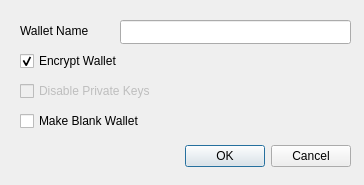
rust-bitcoin/rust-bitcoinconsensus, file src/qt/forms/createwalletdialog.ui: the form before one commit.
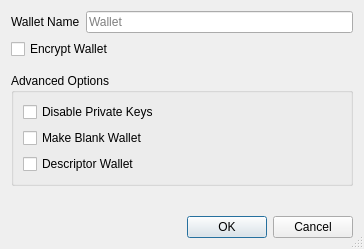
The form after the commit.

```diff
--- a/src/qt/forms/createwalletdialog.ui
+++ b/src/qt/forms/createwalletdialog.ui
@@ -7,60 +7,42 @@
     <x>0</x>
     <y>0</y>
     <width>364</width>
-    <height>185</height>
+    <height>249</height>
    </rect>
   </property>
   <property name="windowTitle">
    <string>Create Wallet</string>
   </property>
-  <widget class="QDialogButtonBox" name="buttonBox">
-   <property name="geometry">
-    <rect>
-     <x>10</x>
-     <y>140</y>
-     <width>341</width>
-     <height>32</height>
-    </rect>
-   </property>
-   <property name="orientation">
-    <enum>Qt::Horizontal</enum>
-   </property>
-   <property name="standardButtons">
-    <set>QDialogButtonBox::Cancel|QDialogButtonBox::Ok</set>
-   </property>
-  </widget>
-  <widget class="QLineEdit" name="wallet_name_line_edit">
-   <property name="geometry">
-    <rect>
-     <x>120</x>
-     <y>20</y>
-     <width>231</width>
-     <height>24</height>
-    </rect>
-   </property>
-  </widget>
-  <widget class="QLabel" name="label">
-   <property name="geometry">
-    <rect>
-     <x>20</x>
-     <y>20</y>
-     <width>101</width>
-     <height>21</height>
-    </rect>
-   </property>
+  <property name="sizeGripEnabled">
+   <bool>true</bool>
+  </property>
+  <layout class="QVBoxLayout" name="verticalLayout">
+   <item>
+    <layout class="QHBoxLayout" name="horizontalLayout">
+     <item>
+      <widget class="QLabel" name="wallet_name_label">
    <property name="text">
     <string>Wallet Name</string>
    </property>
   </widget>
+     </item>
+     <item>
+      <widget class="QLineEdit" name="wallet_name_line_edit">
+       <property name="minimumSize">
+        <size>
+         <width>262</width>
+         <height>0</height>
+        </size>
+       </property>
+       <property name="placeholderText">
+        <string>Wallet</string>
+       </property>
+      </widget>
+     </item>
+    </layout>
+   </item>
+   <item>
   <widget class="QCheckBox" name="encrypt_wallet_checkbox">
-   <property name="geometry">
-    <rect>
-     <x>20</x>
-     <y>50</y>
-     <width>171</width>
-     <height>22</height>
-    </rect>
-   </property>
    <property name="toolTip">
     <string>Encrypt the wallet. The wallet will be encrypted with a passphrase of your choice.</string>
    </property>
@@ -68,20 +50,36 @@
     <string>Encrypt Wallet</string>
    </property>
    <property name="checked">
-    <bool>true</bool>
-   </property>
-  </widget>
+      <bool>false</bool>
+     </property>
+    </widget>
+   </item>
+   <item>
+    <spacer name="verticalSpacer_1">
+     <property name="orientation">
+      <enum>Qt::Vertical</enum>
+     </property>
+     <property name="sizeType">
+      <enum>QSizePolicy::Fixed</enum>
+     </property>
+     <property name="sizeHint" stdset="0">
+      <size>
+       <width>20</width>
+       <height>8</height>
+      </size>
+     </property>
+    </spacer>
+   </item>
+   <item>
+    <widget class="QGroupBox" name="groupBox">
+     <property name="title">
+      <string>Advanced Options</string>
+     </property>
+     <layout class="QVBoxLayout" name="verticalLayout_groupbox">
+      <item>
   <widget class="QCheckBox" name="disable_privkeys_checkbox">
    <property name="enabled">
-    <bool>false</bool>
-   </property>
-   <property name="geometry">
-    <rect>
-     <x>20</x>
-     <y>80</y>
-     <width>171</width>
-     <height>22</height>
-    </rect>
+         <bool>true</bool>
    </property>
    <property name="toolTip">
     <string>Disable private keys for this wallet. Wallets with private keys disabled will have no private keys and cannot have an HD seed or imported private keys. This is ideal for watch-only wallets.</string>
@@ -90,15 +88,9 @@
     <string>Disable Private Keys</string>
    </property>
   </widget>
+      </item>
+      <item>
   <widget class="QCheckBox" name="blank_wallet_checkbox">
-   <property name="geometry">
-    <rect>
-     <x>20</x>
-     <y>110</y>
-     <width>171</width>
-     <height>22</height>
-    </rect>
-   </property>
    <property name="toolTip">
     <string>Make a blank wallet. Blank wallets do not initially have private keys or scripts. Private keys and addresses can be imported, or an HD seed can be set, at a later time.</string>
    </property>
@@ -106,6 +98,44 @@
     <string>Make Blank Wallet</string>
    </property>
   </widget>
+      </item>
+      <item>
+       <widget class="QCheckBox" name="descriptor_checkbox">
+        <property name="toolTip">
+         <string>Use descriptors for scriptPubKey management</string>
+        </property>
+        <property name="text">
+         <string>Descriptor Wallet</string>
+        </property>
+       </widget>
+      </item>
+     </layout>
+    </widget>
+   </item>
+   <item>
+    <spacer name="verticalSpacer_2">
+     <property name="orientation">
+      <enum>Qt::Vertical</enum>
+     </property>
+     <property name="sizeHint" stdset="0">
+      <size>
+       <width>20</width>
+       <height>0</height>
+      </size>
+     </property>
+    </spacer>
+   </item>
+   <item>
+    <widget class="QDialogButtonBox" name="buttonBox">
+     <property name="orientation">
+      <enum>Qt::Horizontal</enum>
+     </property>
+     <property name="standardButtons">
+      <set>QDialogButtonBox::Cancel|QDialogButtonBox::Ok</set>
+     </property>
+    </widget>
+   </item>
+  </layout>
  </widget>
  <tabstops>
   <tabstop>wallet_name_line_edit</tabstop>
```
Left out of the diff: 1 changed line with no effect on the pictures. Lines whose indentation alone changed are shown as unchanged.
